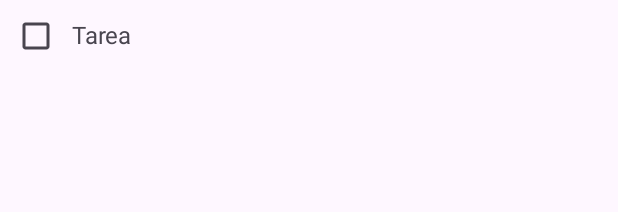
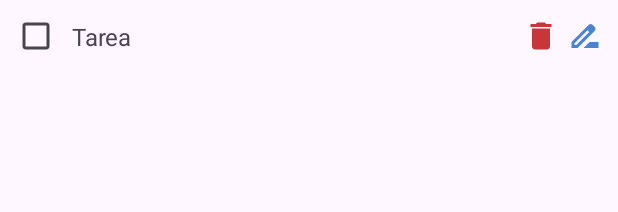
Before and after one commit to pedroBG66/TodoApp, an Android app: the layout item_tasklayout.xml on its own in the app's theme, with its tools: preview values and no code run, on a phone screen of 412 x 824 dp. Shown: the top 212 px of the screen. Run offline under Robolectric (Android 15) with nearby library versions, the phone set to English and light mode, and no system bars.

Commit message:
added delete button, edit button working on popups!

```diff
--- a/app/src/main/java/com/example/todoapp/daos/TaskDao.kt
+++ b/app/src/main/java/com/example/todoapp/daos/TaskDao.kt
@@ -43,7 +43,7 @@ class TaskDao(val context: Context) {
         open()
         val values = ContentValues().apply {
             put(Task.COLUMN_NAME, task.name)
-            put(Task.COLUMN_DONE, task.name)
+            put(Task.COLUMN_DONE, task.done)
         }
 
         try {
--- /dev/null
+++ b/app/src/main/res/drawable/ic_delete.xml
@@ -0,0 +1,5 @@
+<vector xmlns:android="http://schemas.android.com/apk/res/android" android:height="24dp" android:tint="#000000" android:viewportHeight="24" android:viewportWidth="24" android:width="24dp">
+
+    <path android:fillColor="@android:color/white" android:pathData="M6,19c0,1.1 0.9,2 2,2h8c1.1,0 2,-0.9 2,-2V7H6v12zM19,4h-3.5l-1,-1h-5l-1,1H5v2h14V4z"/>
+
+</vector>
--- /dev/null
+++ b/app/src/main/res/drawable/ic_delete_sweep.xml
@@ -0,0 +1,5 @@
+<vector xmlns:android="http://schemas.android.com/apk/res/android" android:height="24dp" android:tint="#000000" android:viewportHeight="24" android:viewportWidth="24" android:width="24dp">
+
+    <path android:fillColor="@android:color/white" android:pathData="M15,16h4v2h-4zM15,8h7v2h-7zM15,12h6v2h-6zM3,18c0,1.1 0.9,2 2,2h6c1.1,0 2,-0.9 2,-2L13,8L3,8v10zM14,5h-3l-1,-1L6,4L5,5L2,5v2h12z"/>
+
+</vector>
--- /dev/null
+++ b/app/src/main/res/drawable/ic_update.xml
@@ -0,0 +1,5 @@
+<vector xmlns:android="http://schemas.android.com/apk/res/android" android:height="24dp" android:tint="#000000" android:viewportHeight="24" android:viewportWidth="24" android:width="24dp">
+
+    <path android:fillColor="@android:color/white" android:pathData="M18.41,5.8L17.2,4.59c-0.78,-0.78 -2.05,-0.78 -2.83,0l-2.68,2.68L3,15.96V20h4.04l8.74,-8.74 2.63,-2.63c0.79,-0.78 0.79,-2.05 0,-2.83zM6.21,18H5v-1.21l8.66,-8.66 1.21,1.21L6.21,18zM11,20l4,-4h6v4H11z"/>
+
+</vector>
--- a/app/src/main/res/layout/item_tasklayout.xml
+++ b/app/src/main/res/layout/item_tasklayout.xml
@@ -1,22 +1,54 @@
 <?xml version="1.0" encoding="utf-8"?>
-<LinearLayout xmlns:android="http://schemas.android.com/apk/res/android"
+<androidx.constraintlayout.widget.ConstraintLayout xmlns:android="http://schemas.android.com/apk/res/android"
+    xmlns:app="http://schemas.android.com/apk/res-auto"
     android:layout_width="match_parent"
     android:layout_height="wrap_content">
+
     <CheckBox
         android:id="@+id/doneCheckBox"
         android:layout_width="wrap_content"
         android:layout_height="wrap_content"
-        android:clickable="false">
-
-    </CheckBox>
-
+        app:layout_constraintBottom_toBottomOf="parent"
+        app:layout_constraintStart_toStartOf="parent"
+        app:layout_constraintTop_toTopOf="parent" />
 
     <TextView
         android:id="@+id/taskTitleTextView"
-        android:layout_width="match_parent"
+        android:layout_width="0dp"
         android:layout_height="wrap_content"
         android:text="Tarea"
-        android:textSize="16sp" />
+        android:textSize="16sp"
+        app:layout_constraintBottom_toBottomOf="parent"
+        app:layout_constraintEnd_toStartOf="@+id/deleteButton"
+        app:layout_constraintStart_toEndOf="@+id/doneCheckBox"
+        app:layout_constraintTop_toTopOf="parent" />
+
+    <ImageButton
+        android:id="@+id/deleteButton"
+        android:layout_width="wrap_content"
+        android:layout_height="wrap_content"
+        android:layout_marginEnd="5dp"
+        android:background="@null"
+        android:src="@drawable/ic_delete"
+        app:layout_constraintBottom_toBottomOf="parent"
+        app:layout_constraintEnd_toStartOf="@+id/updateButton"
+        app:layout_constraintTop_toTopOf="parent"
+        app:tint="@color/delete" />
+
+    <ImageButton
+        android:id="@+id/updateButton"
+        android:layout_width="wrap_content"
+        android:layout_height="wrap_content"
+        android:layout_margin="10dp"
+        android:background="@null"
+        android:backgroundTint="@color/hero"
+        android:src="@drawable/ic_update"
+        app:layout_constraintBottom_toBottomOf="parent"
+        app:layout_constraintEnd_toEndOf="parent"
+        app:layout_constraintTop_toTopOf="parent"
+        app:tint="@color/update" />
 
 
-</LinearLayout>
+
+
+</androidx.constraintlayout.widget.ConstraintLayout>
--- a/app/src/main/res/values/colors.xml
+++ b/app/src/main/res/values/colors.xml
@@ -3,4 +3,6 @@
     <color name="black">#FF000000</color>
     <color name="white">#FFFFFFFF</color>
     <color name="hero">#EDDEF2</color>
+    <color name="delete">#C73739</color>
+    <color name="update">#4B85D2</color>
 </resources>
```
Also changed, not shown: app/src/main/java/com/example/todoapp/activities/AllTasksActivity.kt (+80 -12 lines), app/src/main/java/com/example/todoapp/activities/TaskActivity2.kt (+34 -5 lines), app/src/main/java/com/example/todoapp/adapter/TaskAdapter.kt (+18 -2 lines), app/src/main/res/layout/activity_all_tasks.xml (+14 -15 lines).
